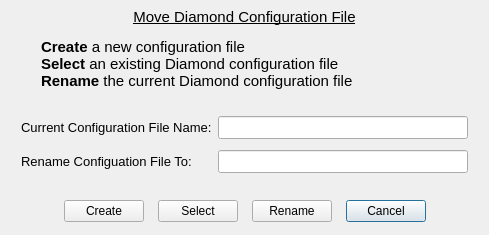
Above: forms/dialog_config.ui from copperspice/diamond before the change. Below: the same form after it.
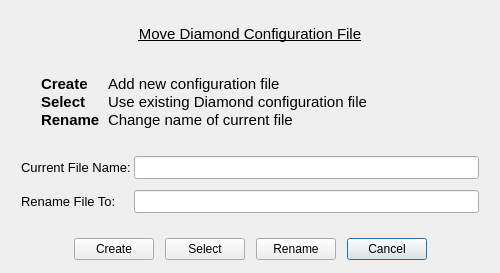
That is the form after the change.

Commit message: Improve user interface dialogs

Diff of the .ui file:
```diff
--- a/forms/dialog_config.ui
+++ b/forms/dialog_config.ui
@@ -9,10 +9,16 @@
    <rect>
     <x>0</x>
     <y>0</y>
-    <width>461</width>
-    <height>235</height>
+    <width>500</width>
+    <height>273</height>
    </rect>
   </property>
+  <property name="minimumSize">
+   <size>
+    <width>500</width>
+    <height>0</height>
+   </size>
+  </property>
   <property name="windowTitle">
    <string>Diamond Editor</string>
   </property>
@@ -21,8 +27,27 @@
   </property>
   <layout class="QGridLayout" name="gridLayout">
    <property name="topMargin">
-    <number>5</number>
+    <number>3</number>
    </property>
+   <property name="spacing">
+    <number>3</number>
+   </property>
+   <item row="0" column="0" colspan="3">
+    <widget class="QLabel" name="label_title">
+     <property name="font">
+      <font>
+       <pointsize>11</pointsize>
+       <underline>true</underline>
+      </font>
+     </property>
+     <property name="text">
+      <string>Move Diamond Configuration File</string>
+     </property>
+     <property name="alignment">
+      <set>Qt::AlignCenter</set>
+     </property>
+    </widget>
+   </item>
    <item row="6" column="0" colspan="3">
     <layout class="QHBoxLayout" name="horizontalLayout_3">
      <item>
@@ -138,8 +163,68 @@
      </item>
     </layout>
    </item>
-   <item row="5" column="1">
-    <spacer name="verticalSpacer_3">
+   <item row="2" column="0" colspan="3">
+    <layout class="QHBoxLayout" name="horizontalLayout_1">
+     <item>
+      <spacer name="horizontalSpacer_10">
+       <property name="orientation">
+        <enum>Qt::Horizontal</enum>
+       </property>
+       <property name="sizeType">
+        <enum>QSizePolicy::Fixed</enum>
+       </property>
+       <property name="sizeHint" stdset="0">
+        <size>
+         <width>30</width>
+         <height>20</height>
+        </size>
+       </property>
+      </spacer>
+     </item>
+     <item>
+      <widget class="QLabel" name="label_explain">
+       <property name="sizePolicy">
+        <sizepolicy hsizetype="Preferred" vsizetype="Preferred">
+         <horstretch>0</horstretch>
+         <verstretch>0</verstretch>
+        </sizepolicy>
+       </property>
+       <property name="font">
+        <font>
+         <pointsize>11</pointsize>
+        </font>
+       </property>
+       <property name="text">
+        <string>&lt;html&gt;&lt;head/&gt;&lt;body&gt;&lt;table border=&quot;0&quot; style=&quot; margin-top:0px; margin-bottom:0px; margin-left:0px; margin-right:0px;&quot; cellspacing=&quot;0&quot; cellpadding=&quot;0&quot;&gt;&lt;tr&gt;&lt;td&gt;&lt;p&gt;&lt;span style=&quot; font-weight:600;&quot;&gt;Create&lt;/span&gt;&lt;/p&gt;&lt;/td&gt;&lt;td&gt;&lt;p&gt;Add new configuration file&lt;/p&gt;&lt;/td&gt;&lt;/tr&gt;&lt;tr&gt;&lt;td&gt;&lt;p&gt;&lt;span style=&quot; font-weight:600;&quot;&gt;Select&lt;/span&gt;&lt;/p&gt;&lt;/td&gt;&lt;td&gt;&lt;p&gt;Use existing Diamond configuration file&lt;/p&gt;&lt;/td&gt;&lt;/tr&gt;&lt;tr&gt;&lt;td&gt;&lt;p&gt;&lt;span style=&quot; font-weight:600;&quot;&gt;Rename&lt;/span&gt;&amp;nbsp;&amp;nbsp;&lt;/p&gt;&lt;/td&gt;&lt;td&gt;&lt;p&gt;Change name of current file&lt;/p&gt;&lt;/td&gt;&lt;/tr&gt;&lt;/table&gt;&lt;/body&gt;&lt;/html&gt;</string>
+       </property>
+       <property name="alignment">
+        <set>Qt::AlignLeading|Qt::AlignLeft|Qt::AlignVCenter</set>
+       </property>
+       <property name="wordWrap">
+        <bool>false</bool>
+       </property>
+      </widget>
+     </item>
+     <item>
+      <spacer name="horizontalSpacer_11">
+       <property name="orientation">
+        <enum>Qt::Horizontal</enum>
+       </property>
+       <property name="sizeType">
+        <enum>QSizePolicy::Fixed</enum>
+       </property>
+       <property name="sizeHint" stdset="0">
+        <size>
+         <width>5</width>
+         <height>10</height>
+        </size>
+       </property>
+      </spacer>
+     </item>
+    </layout>
+   </item>
+   <item row="1" column="1">
+    <spacer name="verticalSpacer_1">
      <property name="orientation">
       <enum>Qt::Vertical</enum>
      </property>
@@ -149,7 +234,7 @@
      <property name="sizeHint" stdset="0">
       <size>
        <width>20</width>
-       <height>20</height>
+       <height>3</height>
       </size>
      </property>
     </spacer>
@@ -170,6 +255,22 @@
      </property>
     </spacer>
    </item>
+   <item row="5" column="1">
+    <spacer name="verticalSpacer_3">
+     <property name="orientation">
+      <enum>Qt::Vertical</enum>
+     </property>
+     <property name="sizeType">
+      <enum>QSizePolicy::Fixed</enum>
+     </property>
+     <property name="sizeHint" stdset="0">
+      <size>
+       <width>20</width>
+       <height>20</height>
+      </size>
+     </property>
+    </spacer>
+   </item>
    <item row="4" column="0" colspan="3">
     <layout class="QGridLayout" name="gridLayout_2">
      <item row="2" column="0">
@@ -183,13 +284,13 @@
        <property name="sizeHint" stdset="0">
         <size>
          <width>10</width>
-         <height>20</height>
+         <height>25</height>
         </size>
        </property>
       </spacer>
      </item>
      <item row="2" column="1">
-      <widget class="QLabel" name="label_4">
+      <widget class="QLabel" name="label_2">
        <property name="minimumSize">
         <size>
          <width>0</width>
@@ -202,7 +303,7 @@
         </font>
        </property>
        <property name="text">
-        <string>Rename Configuation File To:</string>
+        <string>Rename File To:</string>
        </property>
       </widget>
      </item>
@@ -222,14 +323,14 @@
       </widget>
      </item>
      <item row="0" column="1">
-      <widget class="QLabel" name="label_3">
+      <widget class="QLabel" name="label_1">
        <property name="font">
         <font>
          <pointsize>10</pointsize>
         </font>
        </property>
        <property name="text">
-        <string>Current Configuration File Name:</string>
+        <string>Current File Name:</string>
        </property>
       </widget>
      </item>
@@ -253,6 +354,15 @@
             </color>
            </brush>
           </colorrole>
+          <colorrole role="PlaceholderText">
+           <brush brushstyle="NoBrush">
+            <color alpha="128">
+             <red>0</red>
+             <green>0</green>
+             <blue>255</blue>
+            </color>
+           </brush>
+          </colorrole>
          </active>
          <inactive>
           <colorrole role="Text">
@@ -264,6 +374,15 @@
             </color>
            </brush>
           </colorrole>
+          <colorrole role="PlaceholderText">
+           <brush brushstyle="NoBrush">
+            <color alpha="128">
+             <red>0</red>
+             <green>0</green>
+             <blue>255</blue>
+            </color>
+           </brush>
+          </colorrole>
          </inactive>
          <disabled>
           <colorrole role="Text">
@@ -275,6 +394,15 @@
             </color>
            </brush>
           </colorrole>
+          <colorrole role="PlaceholderText">
+           <brush brushstyle="NoBrush">
+            <color alpha="128">
+             <red>0</red>
+             <green>0</green>
+             <blue>255</blue>
+            </color>
+           </brush>
+          </colorrole>
          </disabled>
         </palette>
        </property>
@@ -299,7 +427,7 @@
        <property name="sizeHint" stdset="0">
         <size>
          <width>20</width>
-         <height>5</height>
+         <height>7</height>
         </size>
        </property>
       </spacer>
@@ -315,99 +443,13 @@
        <property name="sizeHint" stdset="0">
         <size>
          <width>10</width>
-         <height>20</height>
+         <height>25</height>
         </size>
        </property>
       </spacer>
      </item>
     </layout>
    </item>
-   <item row="2" column="0" colspan="3">
-    <layout class="QHBoxLayout" name="horizontalLayout_1">
-     <item>
-      <spacer name="horizontalSpacer_10">
-       <property name="orientation">
-        <enum>Qt::Horizontal</enum>
-       </property>
-       <property name="sizeType">
-        <enum>QSizePolicy::Fixed</enum>
-       </property>
-       <property name="sizeHint" stdset="0">
-        <size>
-         <width>30</width>
-         <height>20</height>
-        </size>
-       </property>
-      </spacer>
-     </item>
-     <item>
-      <widget class="QLabel" name="label_2">
-       <property name="font">
-        <font>
-         <pointsize>11</pointsize>
-        </font>
-       </property>
-       <property name="text">
-        <string>&lt;html&gt;&lt;head/&gt;&lt;body&gt;&lt;p&gt;&lt;span style=&quot; font-weight:600;&quot;&gt;Create&lt;/span&gt; a new configuration file&lt;br/&gt;&lt;span style=&quot; font-weight:600;&quot;&gt;Select&lt;/span&gt; an existing Diamond configuration file&lt;br/&gt;&lt;span style=&quot; font-weight:600;&quot;&gt;Rename&lt;/span&gt; the current Diamond configuration file&lt;/p&gt;&lt;/body&gt;&lt;/html&gt;</string>
-       </property>
-       <property name="alignment">
-        <set>Qt::AlignLeading|Qt::AlignLeft|Qt::AlignVCenter</set>
-       </property>
-       <property name="wordWrap">
-        <bool>true</bool>
-       </property>
-      </widget>
-     </item>
-     <item>
-      <spacer name="horizontalSpacer_11">
-       <property name="orientation">
-        <enum>Qt::Horizontal</enum>
-       </property>
-       <property name="sizeType">
-        <enum>QSizePolicy::Fixed</enum>
-       </property>
-       <property name="sizeHint" stdset="0">
-        <size>
-         <width>40</width>
-         <height>20</height>
-        </size>
-       </property>
-      </spacer>
-     </item>
-    </layout>
-   </item>
-   <item row="0" column="0" colspan="3">
-    <widget class="QLabel" name="label_1">
-     <property name="font">
-      <font>
-       <pointsize>11</pointsize>
-       <underline>true</underline>
-      </font>
-     </property>
-     <property name="text">
-      <string>Move Diamond Configuration File</string>
-     </property>
-     <property name="alignment">
-      <set>Qt::AlignCenter</set>
-     </property>
-    </widget>
-   </item>
-   <item row="1" column="1">
-    <spacer name="verticalSpacer_1">
-     <property name="orientation">
-      <enum>Qt::Vertical</enum>
-     </property>
-     <property name="sizeType">
-      <enum>QSizePolicy::Fixed</enum>
-     </property>
-     <property name="sizeHint" stdset="0">
-      <size>
-       <width>20</width>
-       <height>3</height>
-      </size>
-     </property>
-    </spacer>
-   </item>
   </layout>
  </widget>
  <resources/>
```
The commit also changes 1 other file.
